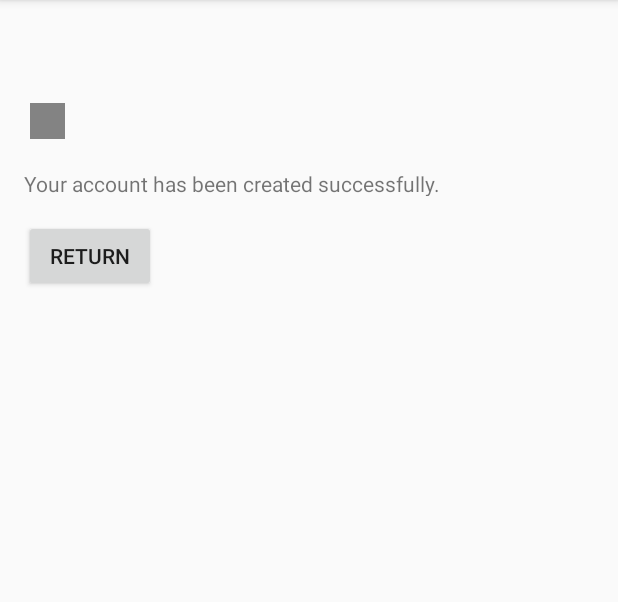
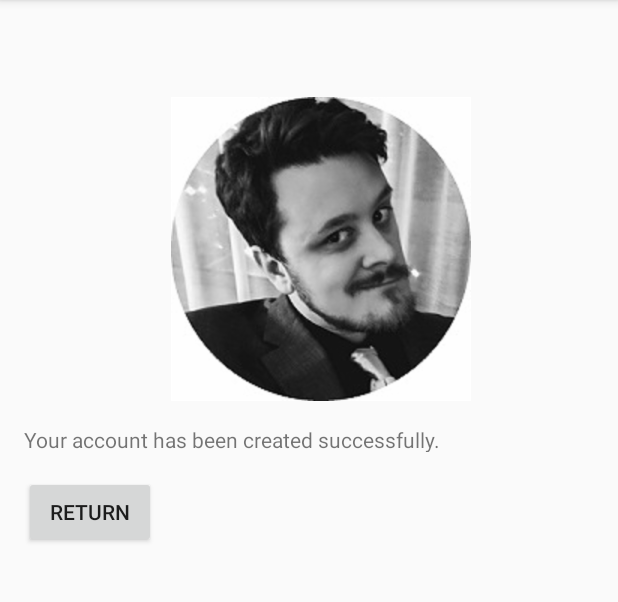
Before and after one commit to DnlBell/MyAssignment, an Android app: the ProfileActivity screen opened directly, with no data from a screen before it, on a phone screen of 412 x 824 dp, the part 84-686 px from its top. Run offline under Robolectric (Android 15) with nearby library versions, the phone set to English and light mode, and no system bars.

Commit message:
test building

```diff
--- a/app/src/main/res/layout/activity_profile.xml
+++ b/app/src/main/res/layout/activity_profile.xml
@@ -2,14 +2,13 @@
 <ScrollView
     xmlns:android="http://schemas.android.com/apk/res/android"
     xmlns:app="http://schemas.android.com/apk/res-auto"
-    xmlns:tools="http://schemas.android.com/tools"
     android:layout_width="match_parent"
     android:layout_height="match_parent"
     android:fillViewport="true">
 
     <android.support.constraint.ConstraintLayout
         android:layout_width="match_parent"
-        android:layout_height="match_parent">
+        android:layout_height="wrap_content">
 
         <TextView
             android:id="@+id/userName"
@@ -47,12 +46,13 @@
 
         <ImageView
             android:id="@+id/profilePicture"
-            android:layout_width="wrap_content"
+            android:layout_width="match_parent"
             android:layout_height="wrap_content"
             android:layout_marginLeft="@dimen/defaultMargin"
             android:layout_marginStart="@dimen/defaultMargin"
             android:layout_marginTop="@dimen/defaultMargin"
             app:layout_constraintStart_toStartOf="parent"
+            app:layout_constraintEnd_toEndOf="parent"
             app:layout_constraintTop_toBottomOf="@+id/userName"
             app:srcCompat="@drawable/face" />
 
```
Also changed, not shown: app/src/main/res/drawable-hdpi/face.png, app/src/main/res/drawable-mdpi/face.png, app/src/main/res/drawable-xhdpi/face.png, app/src/main/res/drawable-xxhdpi/face.png, app/src/main/res/drawable-xxxhdpi/face.png (added).
